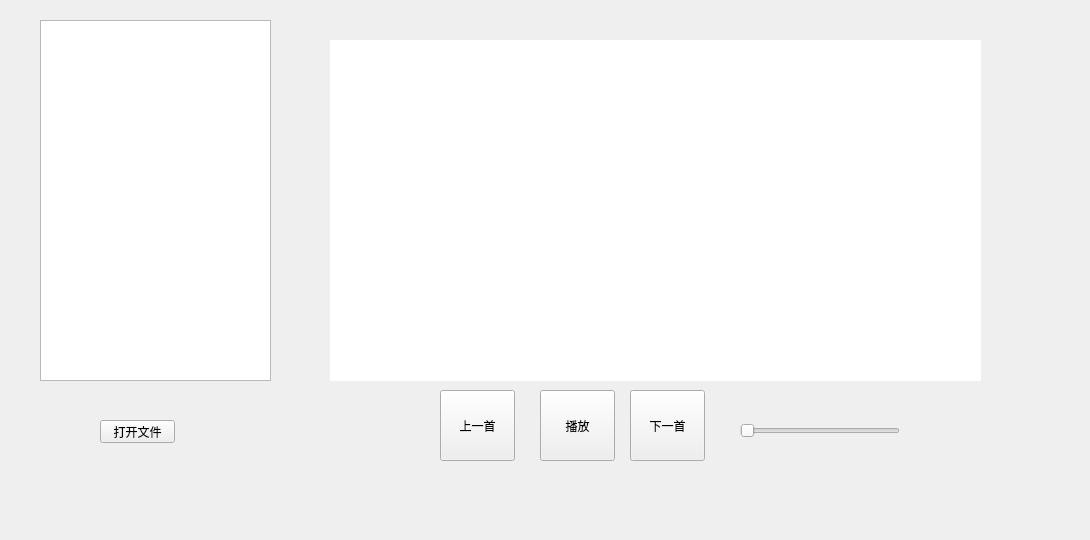
longhao666/2018020801lhMysicPlayer, file widget.ui: the form before one commit.
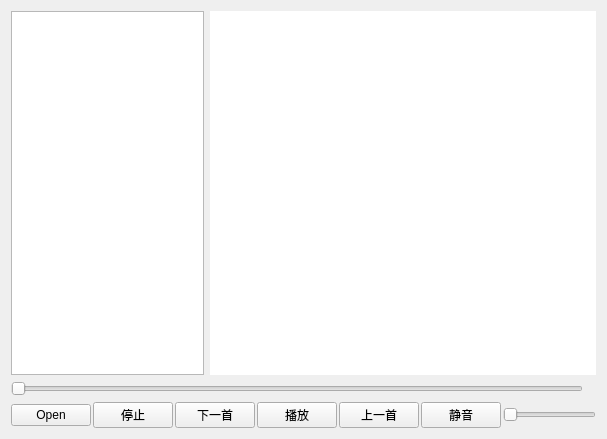
The form after the commit.

What changed in the file:
```diff
--- a/widget.ui
+++ b/widget.ui
@@ -6,104 +6,129 @@
    <rect>
     <x>0</x>
     <y>0</y>
-    <width>1090</width>
-    <height>540</height>
+    <width>594</width>
+    <height>439</height>
    </rect>
   </property>
   <property name="windowTitle">
    <string>Widget</string>
   </property>
+  <layout class="QHBoxLayout" name="horizontalLayout_3">
+   <item>
+    <layout class="QVBoxLayout" name="verticalLayout">
+     <item>
+      <layout class="QHBoxLayout" name="horizontalLayout" stretch="1,2">
+       <item>
   <widget class="QListWidget" name="songListWidget">
-   <property name="geometry">
-    <rect>
-     <x>40</x>
-     <y>20</y>
-     <width>231</width>
-     <height>361</height>
-    </rect>
-   </property>
-  </widget>
+         <property name="minimumSize">
+          <size>
+           <width>0</width>
+           <height>345</height>
+          </size>
+         </property>
+        </widget>
+       </item>
+       <item>
+        <widget class="QLabel" name="lrcLabel">
+         <property name="styleSheet">
+          <string notr="true">background-color: rgb(255, 255, 255);</string>
+         </property>
+         <property name="text">
+          <string/>
+         </property>
+        </widget>
+       </item>
+      </layout>
+     </item>
+     <item>
+      <layout class="QHBoxLayout" name="horizontalLayout_2">
+       <item>
+        <widget class="QSlider" name="timeHorizontalSlider">
+         <property name="orientation">
+          <enum>Qt::Horizontal</enum>
+         </property>
+        </widget>
+       </item>
+       <item>
+        <widget class="QLabel" name="timeLabel">
+         <property name="text">
+          <string/>
+         </property>
+        </widget>
+       </item>
+      </layout>
+     </item>
+     <item>
+      <layout class="QHBoxLayout" name="playerControllHorizontalLayout" stretch="1,0,1,1,1,0,1">
+       <property name="spacing">
+        <number>2</number>
+       </property>
+       <item>
+        <widget class="QPushButton" name="pushButton">
+         <property name="text">
+          <string>Open</string>
+         </property>
+        </widget>
+       </item>
+       <item>
+        <widget class="QPushButton" name="stopPushButton">
+         <property name="text">
+          <string>停止</string>
+         </property>
+        </widget>
+       </item>
+       <item>
   <widget class="QPushButton" name="nextPushButton">
-   <property name="geometry">
-    <rect>
-     <x>630</x>
-     <y>390</y>
-     <width>75</width>
-     <height>71</height>
-    </rect>
-   </property>
    <property name="text">
     <string>下一首</string>
    </property>
   </widget>
-  <widget class="QPushButton" name="proPushButton">
-   <property name="geometry">
-    <rect>
-     <x>440</x>
-     <y>390</y>
-     <width>75</width>
-     <height>71</height>
-    </rect>
-   </property>
-   <property name="text">
-    <string>上一首</string>
-   </property>
-  </widget>
+       </item>
+       <item>
   <widget class="QPushButton" name="playPushButton">
-   <property name="geometry">
-    <rect>
-     <x>540</x>
-     <y>390</y>
-     <width>75</width>
-     <height>71</height>
-    </rect>
-   </property>
    <property name="text">
     <string>播放</string>
    </property>
   </widget>
-  <widget class="QLabel" name="lrcLabel">
-   <property name="geometry">
-    <rect>
-     <x>330</x>
-     <y>40</y>
-     <width>651</width>
-     <height>341</height>
-    </rect>
-   </property>
-   <property name="styleSheet">
-    <string notr="true">background-color: rgb(255, 255, 255);</string>
-   </property>
+       </item>
+       <item>
+        <widget class="QPushButton" name="proPushButton">
+         <property name="text">
+          <string>上一首</string>
+         </property>
+        </widget>
+       </item>
+       <item>
+        <widget class="QPushButton" name="mutePushButton">
    <property name="text">
-    <string/>
-   </property>
-  </widget>
+          <string>静音</string>
+         </property>
+         <property name="checkable">
+          <bool>true</bool>
+         </property>
+         <property name="checked">
+          <bool>false</bool>
+         </property>
+        </widget>
+       </item>
+       <item>
   <widget class="QSlider" name="soundHorizontalSlider">
-   <property name="geometry">
-    <rect>
-     <x>740</x>
-     <y>420</y>
-     <width>160</width>
-     <height>22</height>
-    </rect>
+         <property name="minimumSize">
+          <size>
+           <width>93</width>
+           <height>0</height>
+          </size>
    </property>
    <property name="orientation">
     <enum>Qt::Horizontal</enum>
    </property>
   </widget>
-  <widget class="QPushButton" name="pushButton">
-   <property name="geometry">
-    <rect>
-     <x>100</x>
-     <y>420</y>
-     <width>75</width>
-     <height>23</height>
-    </rect>
-   </property>
-   <property name="text">
-    <string>打开文件</string>
-   </property>
-  </widget>
+       </item>
+      </layout>
+     </item>
+    </layout>
+   </item>
+  </layout>
  </widget>
  <layoutdefault spacing="6" margin="11"/>
  <resources/>
```
Lines whose indentation alone changed are shown as unchanged.
